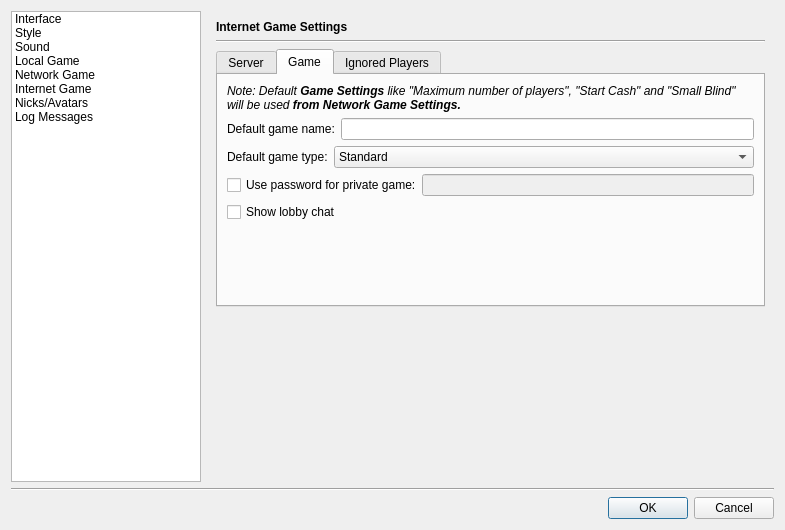
Old version of the form src/gui/qt/settingsdialog.ui in the repository pokerth/pokerth.
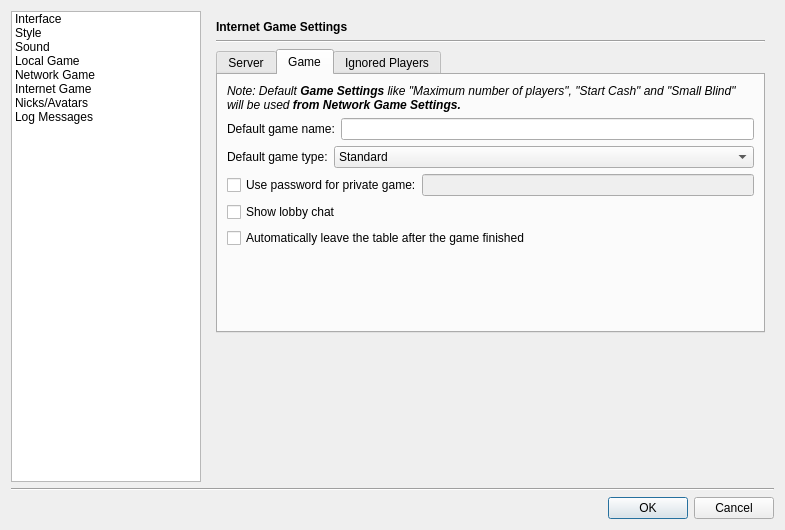
New version of the form. The open tabs and pages were chosen to show the change. Icons and pictures are not drawn. Custom widgets are drawn as their Qt base class.

Commit message: add netLeaveTableWhenGameFinish config dialog option for ticket #2, string changes, better recognizable (pm) support in chat

What changed in the file:
```diff
--- a/src/gui/qt/settingsdialog.ui
+++ b/src/gui/qt/settingsdialog.ui
@@ -1844,7 +1844,7 @@
                </property>
               </widget>
              </item>
-             <item row="5" column="0">
+             <item row="6" column="0">
               <spacer name="spacer">
                <property name="orientation">
                 <enum>Qt::Vertical</enum>
@@ -1857,6 +1857,13 @@
                </property>
               </spacer>
              </item>
+             <item row="5" column="0">
+              <widget class="QCheckBox" name="checkBox_InetGane_AutoLeaveTheTableAfterGameFinished">
+               <property name="text">
+                <string>Automatically leave the table after the game finished</string>
+               </property>
+              </widget>
+             </item>
             </layout>
            </widget>
            <widget class="QWidget" name="tab_6">
```
Left out of the diff: 2 changed lines with no effect on the pictures. The commit also changes 4 other files.
